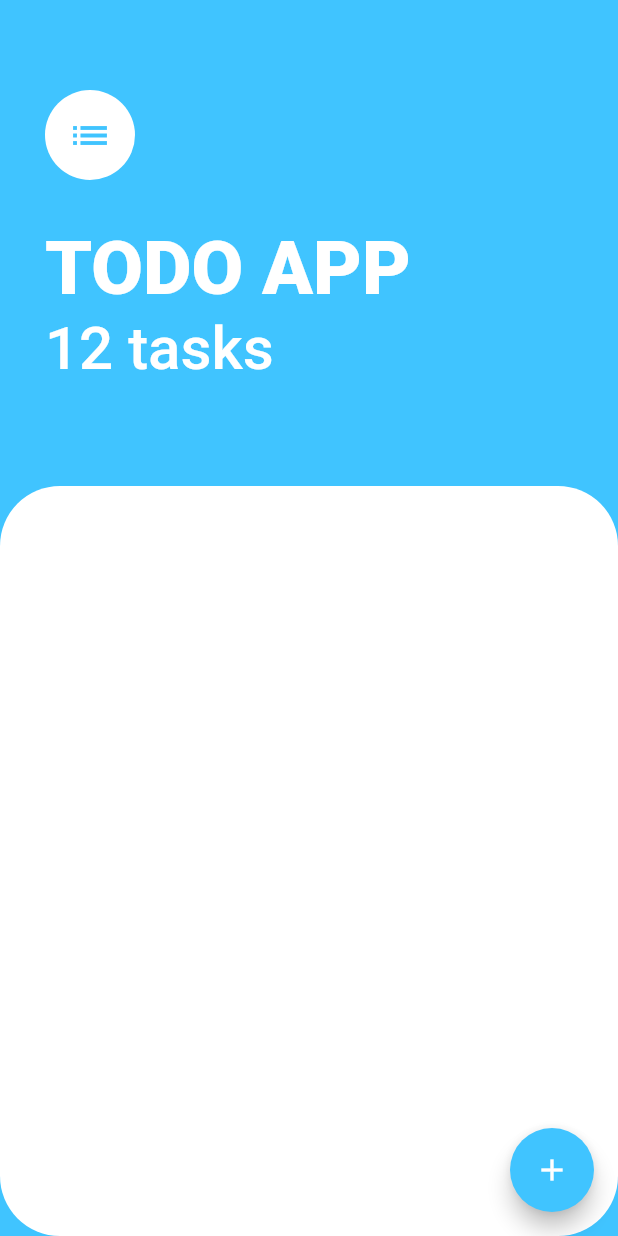
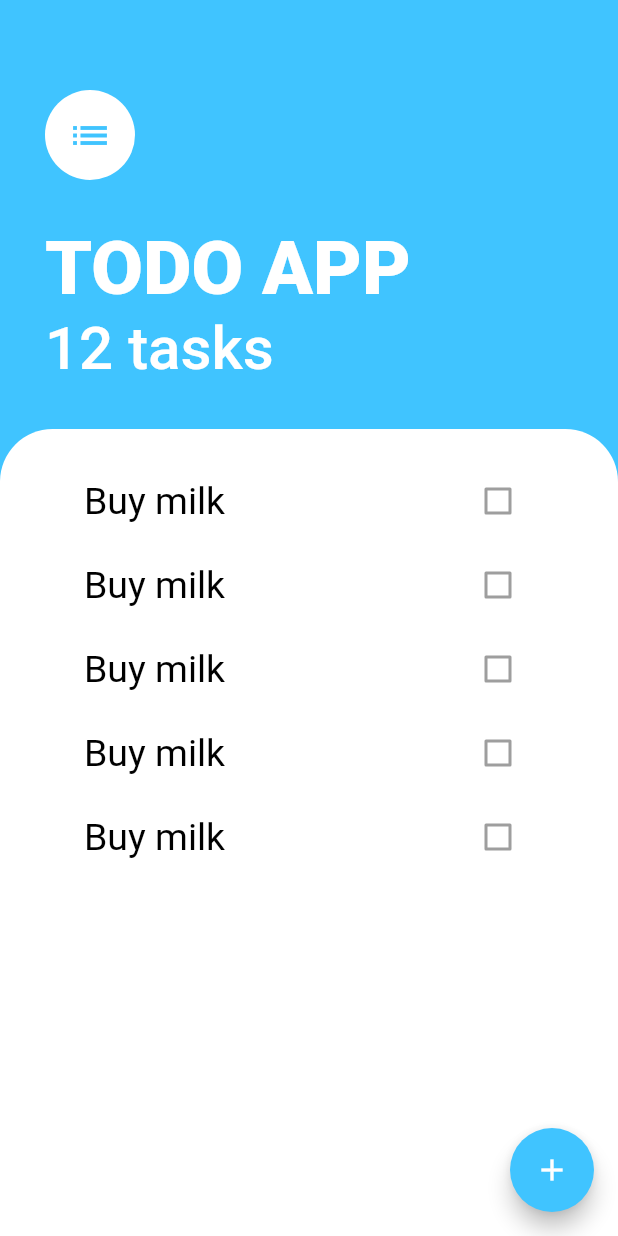
Before and after one commit to nestorsgarzonc/todo_app, a Flutter app: the screen it shows after launch, on a phone screen of 412 x 824 dp. Run offline on Flutter 3.47's test engine with Material 2 defaults, Android fonts, the phone set to English and light mode, and no system bars.

Commit message:
adding listview

```diff
--- a/lib/screens/task_screen.dart
+++ b/lib/screens/task_screen.dart
@@ -1,27 +1,48 @@
 import 'package:flutter/material.dart';
+import 'package:todo_app/widgets/tasks_list.dart';
 
-class TaskScreen extends StatelessWidget {
+class TaskScreen extends StatefulWidget {
+  @override
+  _TaskScreenState createState() => _TaskScreenState();
+}
+
+class _TaskScreenState extends State<TaskScreen> {
   @override
   Widget build(BuildContext context) {
     return Scaffold(
       backgroundColor: Colors.lightBlueAccent,
       floatingActionButton: FloatingActionButton(
         onPressed: () {},
-        child: Icon(Icons.add, color: Colors.white,),
+        child: Icon(Icons.add, color: Colors.white),
       ),
       body: Column(
         crossAxisAlignment: CrossAxisAlignment.stretch,
         mainAxisAlignment: MainAxisAlignment.spaceBetween,
         children: <Widget>[
+          topDesign(),
           Container(
+            padding: EdgeInsets.symmetric(horizontal: 40, vertical: 20),
+            decoration: BoxDecoration(
+              borderRadius: BorderRadius.circular(35),
+              color: Colors.white,
+            ),
+            height: 600,
+            child: TasksList(),
+          ),
+        ],
+      ),
+    );
+  }
+
+  Container topDesign() {
+    return Container(
       padding: EdgeInsets.only(top: 60, bottom: 30, left: 30, right: 30),
       child: Column(
         crossAxisAlignment: CrossAxisAlignment.start,
         mainAxisAlignment: MainAxisAlignment.spaceAround,
         children: <Widget>[
           CircleAvatar(
-                  child:
-                      Icon(Icons.list, color: Colors.lightBlueAccent, size: 30),
+            child: Icon(Icons.list, color: Colors.lightBlueAccent, size: 30),
             backgroundColor: Colors.white,
             radius: 30,
           ),
@@ -36,16 +57,6 @@ class TaskScreen extends StatelessWidget {
           ),
         ],
       ),
-          ),
-          Container(
-            decoration: BoxDecoration(
-              borderRadius: BorderRadius.circular(40),
-              color: Colors.white,
-            ),
-            height: 500,
-          ),
-        ],
-      ),
     );
   }
 }
--- /dev/null
+++ b/lib/widgets/tasks_list.dart
@@ -0,0 +1,17 @@
+import 'package:flutter/material.dart';
+import 'package:todo_app/widgets/tasks_tile.dart';
+
+class TasksList extends StatelessWidget {
+  @override
+  Widget build(BuildContext context) {
+    return ListView(
+      children: <Widget>[
+        TaskTile(),
+        TaskTile(),
+        TaskTile(),
+        TaskTile(),
+        TaskTile(),
+      ],
+    );
+  }
+}
--- /dev/null
+++ b/lib/widgets/tasks_tile.dart
@@ -0,0 +1,16 @@
+import 'package:flutter/material.dart';
+
+
+class TaskTile extends StatelessWidget {
+  @override
+  Widget build(BuildContext context) {
+    return ListTile(
+        title: Text(
+          'Buy milk',
+          style: TextStyle(color: Colors.black, fontSize: 25),
+        ),
+        trailing: Checkbox(
+          value: false,
+        ));
+  }
+}
```
Lines whose indentation alone changed are shown as unchanged.
